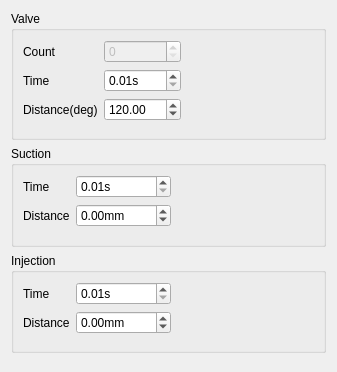
The window that source/wnd/ui/ipconfig.ui (ww4u/megarobostudio) describes before a commit, drawn with Qt 5.
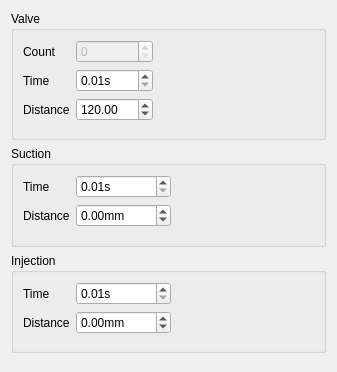
The same window after the commit.

```diff
--- a/source/wnd/ui/ipconfig.ui
+++ b/source/wnd/ui/ipconfig.ui
@@ -76,7 +76,7 @@
       <item row="2" column="0">
        <widget class="QLabel" name="label_7">
         <property name="text">
-         <string>Distance(deg)</string>
+         <string>Distance</string>
         </property>
        </widget>
       </item>
```
